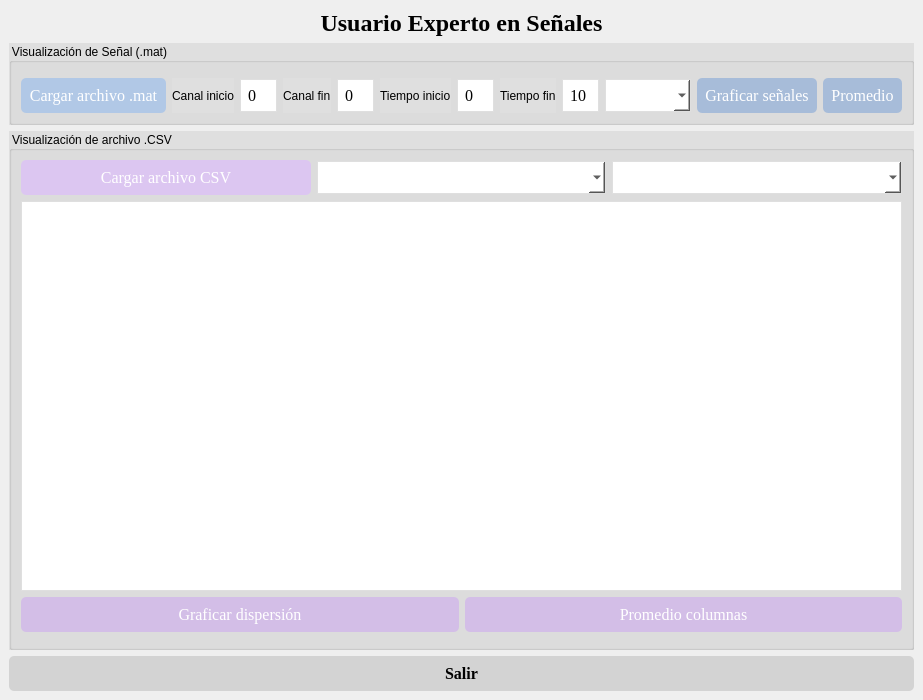
Qt form Menu_Experto-Senales.ui (Rocafuerte330/Proyecto-Final) before a commit.
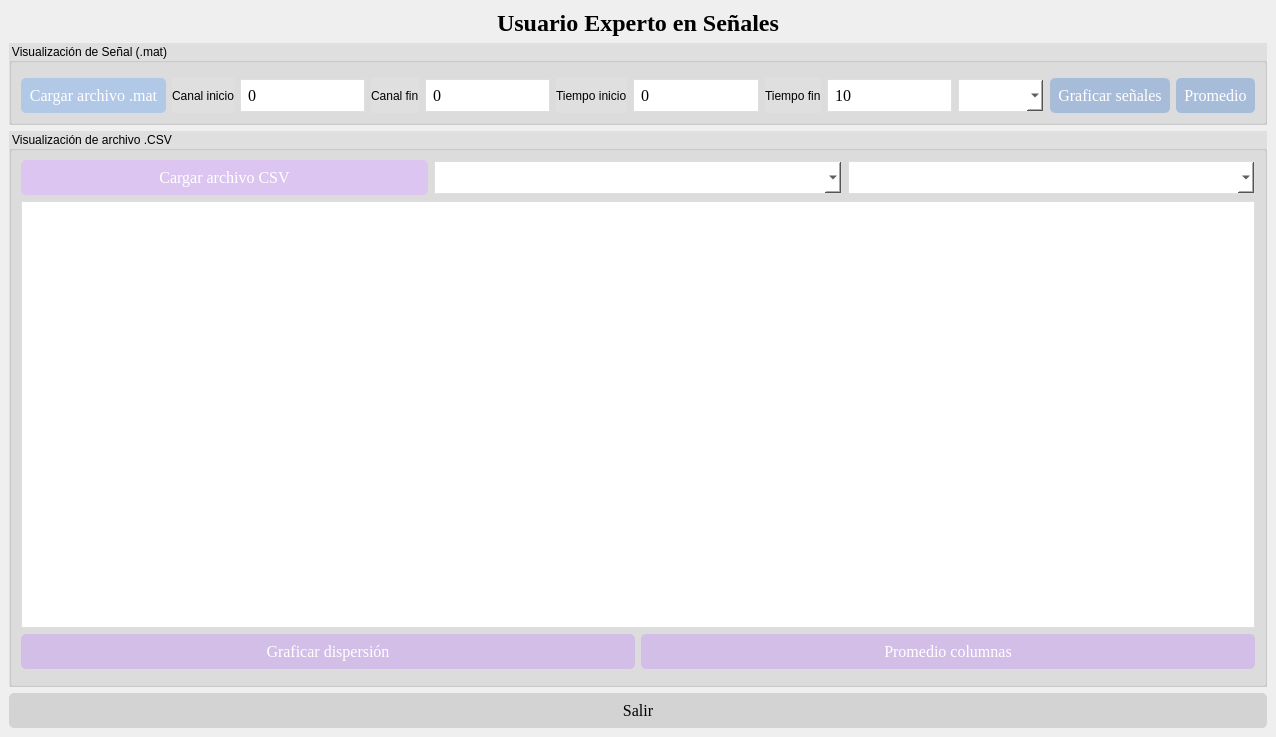
The same form after that commit. Icons and pictures are not drawn.

```diff
--- a/Menu_Experto-Senales.ui
+++ b/Menu_Experto-Senales.ui
@@ -6,8 +6,8 @@
    <rect>
     <x>0</x>
     <y>0</y>
-    <width>900</width>
-    <height>700</height>
+    <width>1276</width>
+    <height>737</height>
    </rect>
   </property>
   <property name="windowTitle">
@@ -20,14 +20,6 @@
    <layout class="QVBoxLayout" name="verticalLayout">
     <item>
      <widget class="QLabel" name="label">
-      <property name="geometry">
-       <rect>
-        <x>300</x>
-        <y>10</y>
-        <width>291</width>
-        <height>21</height>
-       </rect>
-      </property>
       <property name="font">
        <font>
         <family>Times New Roman</family>
@@ -49,14 +41,6 @@
     </item>
     <item>
      <widget class="QGroupBox" name="groupBox">
-      <property name="geometry">
-       <rect>
-        <x>20</x>
-        <y>40</y>
-        <width>850</width>
-        <height>291</height>
-       </rect>
-      </property>
       <property name="styleSheet">
        <string>background-color: rgb(223, 223, 223);</string>
       </property>
@@ -121,14 +105,6 @@
          </item>
          <item>
           <widget class="QLineEdit" name="inputCanalIni">
-           <property name="geometry">
-            <rect>
-             <x>160</x>
-             <y>360</y>
-             <width>100</width>
-             <height>25</height>
-            </rect>
-           </property>
            <property name="styleSheet">
             <string>background-color: rgb(255, 255, 255); border: 1px solid rgb(223, 223, 223); padding: 5px; font-family: Times New Roman; font-size: 12pt;</string>
            </property>
@@ -139,14 +115,6 @@
          </item>
          <item>
           <widget class="QLabel" name="label_3">
-           <property name="geometry">
-            <rect>
-             <x>280</x>
-             <y>340</y>
-             <width>100</width>
-             <height>20</height>
-            </rect>
-           </property>
            <property name="text">
             <string>Canal fin</string>
            </property>
@@ -154,14 +122,6 @@
          </item>
          <item>
           <widget class="QLineEdit" name="inputCanalFin">
-           <property name="geometry">
-            <rect>
-             <x>270</x>
-             <y>360</y>
-             <width>100</width>
-             <height>25</height>
-            </rect>
-           </property>
            <property name="styleSheet">
             <string>background-color: rgb(255, 255, 255); border: 1px solid rgb(223, 223, 223); padding: 5px; font-family: Times New Roman; font-size: 12pt;</string>
            </property>
@@ -172,14 +132,6 @@
          </item>
          <item>
           <widget class="QLabel" name="label_4">
-           <property name="geometry">
-            <rect>
-             <x>390</x>
-             <y>340</y>
-             <width>100</width>
-             <height>20</height>
-            </rect>
-           </property>
            <property name="text">
             <string>Tiempo inicio</string>
            </property>
@@ -187,14 +139,6 @@
          </item>
          <item>
           <widget class="QLineEdit" name="inputTiempoIni">
-           <property name="geometry">
-            <rect>
-             <x>380</x>
-             <y>360</y>
-             <width>100</width>
-             <height>25</height>
-            </rect>
-           </property>
            <property name="styleSheet">
             <string>background-color: rgb(255, 255, 255); border: 1px solid rgb(223, 223, 223); padding: 5px; font-family: Times New Roman; font-size: 12pt;</string>
            </property>
@@ -205,14 +149,6 @@
          </item>
          <item>
           <widget class="QLabel" name="label_5">
-           <property name="geometry">
-            <rect>
-             <x>500</x>
-             <y>340</y>
-             <width>100</width>
-             <height>20</height>
-            </rect>
-           </property>
            <property name="text">
             <string>Tiempo fin</string>
            </property>
@@ -220,14 +156,6 @@
          </item>
          <item>
           <widget class="QLineEdit" name="inputTiempoFin">
-           <property name="geometry">
-            <rect>
-             <x>490</x>
-             <y>360</y>
-             <width>100</width>
-             <height>25</height>
-            </rect>
-           </property>
            <property name="styleSheet">
             <string>background-color: rgb(255, 255, 255); border: 1px solid rgb(223, 223, 223); padding: 5px; font-family: Times New Roman; font-size: 12pt;</string>
            </property>
@@ -238,14 +166,6 @@
          </item>
          <item>
           <widget class="QComboBox" name="comboLlaves">
-           <property name="geometry">
-            <rect>
-             <x>600</x>
-             <y>360</y>
-             <width>150</width>
-             <height>30</height>
-            </rect>
-           </property>
            <property name="styleSheet">
             <string>background-color: rgb(255, 255, 255); border: 1px solid rgb(223, 223, 223); padding: 5px; font-family: Times New Roman; font-size: 12pt;</string>
            </property>
@@ -253,14 +173,6 @@
          </item>
          <item>
           <widget class="QPushButton" name="btnGraficarMat">
-           <property name="geometry">
-            <rect>
-             <x>760</x>
-             <y>360</y>
-             <width>150</width>
-             <height>30</height>
-            </rect>
-           </property>
            <property name="styleSheet">
             <string>background-color: rgb(167, 188, 217); color: white; border-radius: 5px; padding: 8px; font-family: Times New Roman; font-size: 12pt;</string>
            </property>
@@ -271,14 +183,6 @@
          </item>
          <item>
           <widget class="QPushButton" name="btnPromedioMat">
-           <property name="geometry">
-            <rect>
-             <x>920</x>
-             <y>360</y>
-             <width>150</width>
-             <height>30</height>
-            </rect>
-           </property>
            <property name="styleSheet">
             <string>background-color: rgb(167, 188, 217); color: white; border-radius: 5px; padding: 8px; font-family: Times New Roman; font-size: 12pt;</string>
            </property>
@@ -294,14 +198,6 @@
     </item>
     <item>
      <widget class="QGroupBox" name="groupBox_2">
-      <property name="geometry">
-       <rect>
-        <x>20</x>
-        <y>410</y>
-        <width>850</width>
-        <height>230</height>
-       </rect>
-      </property>
       <property name="styleSheet">
        <string>background-color: rgb(223, 223, 223);</string>
       </property>
@@ -313,14 +209,6 @@
         <layout class="QHBoxLayout" name="horizontalLayout_2">
          <item>
           <widget class="QPushButton" name="btnCargarCSV">
-           <property name="geometry">
-            <rect>
-             <x>10</x>
-             <y>30</y>
-             <width>130</width>
-             <height>30</height>
-            </rect>
-           </property>
            <property name="styleSheet">
             <string>background-color: rgb(220, 198, 241); color: white; border-radius: 5px; padding: 8px; font-family: Times New Roman; font-size: 12pt;</string>
            </property>
@@ -336,14 +224,6 @@
          </item>
          <item>
           <widget class="QComboBox" name="comboColumnaX">
-           <property name="geometry">
-            <rect>
-             <x>530</x>
-             <y>70</y>
-             <width>130</width>
-             <height>30</height>
-            </rect>
-           </property>
            <property name="styleSheet">
             <string>background-color: rgb(255, 255, 255); border: 1px solid rgb(223, 223, 223); padding: 5px; font-family: Times New Roman; font-size: 12pt;</string>
            </property>
@@ -351,14 +231,6 @@
          </item>
          <item>
           <widget class="QComboBox" name="comboColumnaY">
-           <property name="geometry">
-            <rect>
-             <x>670</x>
-             <y>70</y>
-             <width>130</width>
-             <height>30</height>
-            </rect>
-           </property>
            <property name="styleSheet">
             <string>background-color: rgb(255, 255, 255); border: 1px solid rgb(223, 223, 223); padding: 5px; font-family: Times New Roman; font-size: 12pt;</string>
            </property>
@@ -368,14 +240,6 @@
        </item>
        <item>
         <widget class="QTableWidget" name="tablaCSV">
-         <property name="geometry">
-          <rect>
-           <x>10</x>
-           <y>70</y>
-           <width>500</width>
-           <height>151</height>
-          </rect>
-         </property>
          <property name="styleSheet">
           <string>background-color: rgb(255, 255, 255); border: 1px solid rgb(223, 223, 223);</string>
          </property>
@@ -385,14 +249,6 @@
         <layout class="QHBoxLayout" name="horizontalLayout_3">
          <item>
           <widget class="QPushButton" name="btnGraficarScatter">
-           <property name="geometry">
-            <rect>
-             <x>530</x>
-             <y>110</y>
-             <width>135</width>
-             <height>30</height>
-            </rect>
-           </property>
            <property name="styleSheet">
             <string>background-color: rgb(211, 190, 231); color: white; border-radius: 5px; padding: 8px; font-family: Times New Roman; font-size: 12pt;</string>
            </property>
@@ -403,14 +259,6 @@
          </item>
          <item>
           <widget class="QPushButton" name="btnPromedioCSV">
-           <property name="geometry">
-            <rect>
-             <x>675</x>
-             <y>110</y>
-             <width>135</width>
-             <height>30</height>
-            </rect>
-           </property>
            <property name="styleSheet">
             <string>background-color: rgb(211, 190, 231); color: white; border-radius: 5px; padding: 8px; font-family: Times New Roman; font-size: 12pt;</string>
            </property>
@@ -441,19 +289,10 @@
     </item>
     <item>
      <widget class="QPushButton" name="btnSalir">
-      <property name="geometry">
-       <rect>
-        <x>790</x>
-        <y>650</y>
-        <width>75</width>
-        <height>23</height>
-       </rect>
-      </property>
       <property name="font">
        <font>
         <family>Times New Roman</family>
-        <weight>75</weight>
-        <bold>true</bold>
+        <pointsize>12</pointsize>
        </font>
       </property>
       <property name="styleSheet">
```
Left out of the diff: 51 changed lines with no effect on the pictures.
